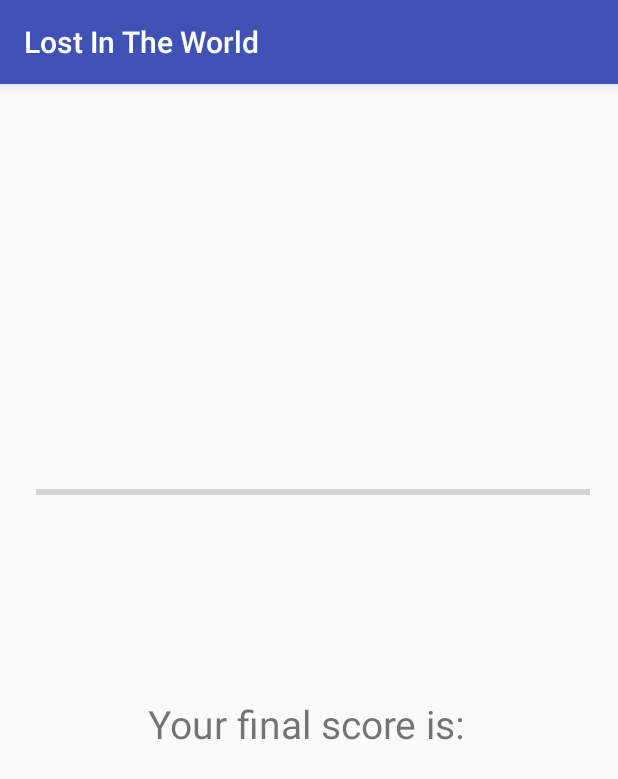
After one commit to dfloca/LostInTheWorld, an Android app: the ScoreActivity screen opened directly, with no data from a screen before it, on a phone screen of 412 x 824 dp. The commit adds this screen. Shown: the top 779 px of the screen. Run offline under Robolectric (Android 15) with nearby library versions, the phone set to English and light mode, and no system bars.

Commit message:
Added score activity

```diff
--- a/app/src/main/AndroidManifest.xml
+++ b/app/src/main/AndroidManifest.xml
@@ -27,7 +27,8 @@
                 <category android:name="android.intent.category.LAUNCHER" />
             </intent-filter>
         </activity>
-        <activity android:name=".InfoActivity"></activity>
+        <activity android:name=".InfoActivity" />
+        <activity android:name=".ScoreActivity"></activity>
     </application>
 
 </manifest>
--- /dev/null
+++ b/app/src/main/java/com/floca/daniel/lostintheworld/ScoreActivity.java
@@ -0,0 +1,13 @@
+package com.floca.daniel.lostintheworld;
+
+import android.support.v7.app.AppCompatActivity;
+import android.os.Bundle;
+
+public class ScoreActivity extends AppCompatActivity {
+
+    @Override
+    protected void onCreate(Bundle savedInstanceState) {
+        super.onCreate(savedInstanceState);
+        setContentView(R.layout.activity_score);
+    }
+}
--- /dev/null
+++ b/app/src/main/res/layout/activity_score.xml
@@ -0,0 +1,33 @@
+<?xml version="1.0" encoding="utf-8"?>
+<android.support.constraint.ConstraintLayout xmlns:android="http://schemas.android.com/apk/res/android"
+    xmlns:app="http://schemas.android.com/apk/res-auto"
+    xmlns:tools="http://schemas.android.com/tools"
+    android:layout_width="match_parent"
+    android:layout_height="match_parent"
+    tools:context=".ScoreActivity">
+
+    <ProgressBar
+        android:id="@+id/progressBarScore"
+        style="?android:attr/progressBarStyleHorizontal"
+        android:layout_width="369dp"
+        android:layout_height="109dp"
+        app:layout_constraintBottom_toBottomOf="parent"
+        app:layout_constraintHorizontal_bias="0.559"
+        app:layout_constraintLeft_toLeftOf="parent"
+        app:layout_constraintRight_toRightOf="parent"
+        app:layout_constraintTop_toTopOf="parent"
+        app:layout_constraintVertical_bias="0.330" />
+
+    <TextView
+        android:id="@+id/scoreText"
+        android:layout_width="235dp"
+        android:layout_height="51dp"
+        android:text="@string/scoreText"
+        android:textSize="26sp"
+        app:layout_constraintBottom_toBottomOf="parent"
+        app:layout_constraintHorizontal_bias="0.559"
+        app:layout_constraintLeft_toLeftOf="parent"
+        app:layout_constraintRight_toRightOf="parent"
+        app:layout_constraintTop_toTopOf="parent"
+        app:layout_constraintVertical_bias="0.570" />
+</android.support.constraint.ConstraintLayout>
--- a/app/src/main/res/values/strings.xml
+++ b/app/src/main/res/values/strings.xml
@@ -7,4 +7,5 @@
     <string name="infoButton">ⓘ</string>
     <string name="closeButton">x</string>
     <string name="createdBy">Lost in the World created by Daniel Floca and Garrett Fraser</string>
+    <string name="scoreText">Your final score is:</string>
 </resources>
```
